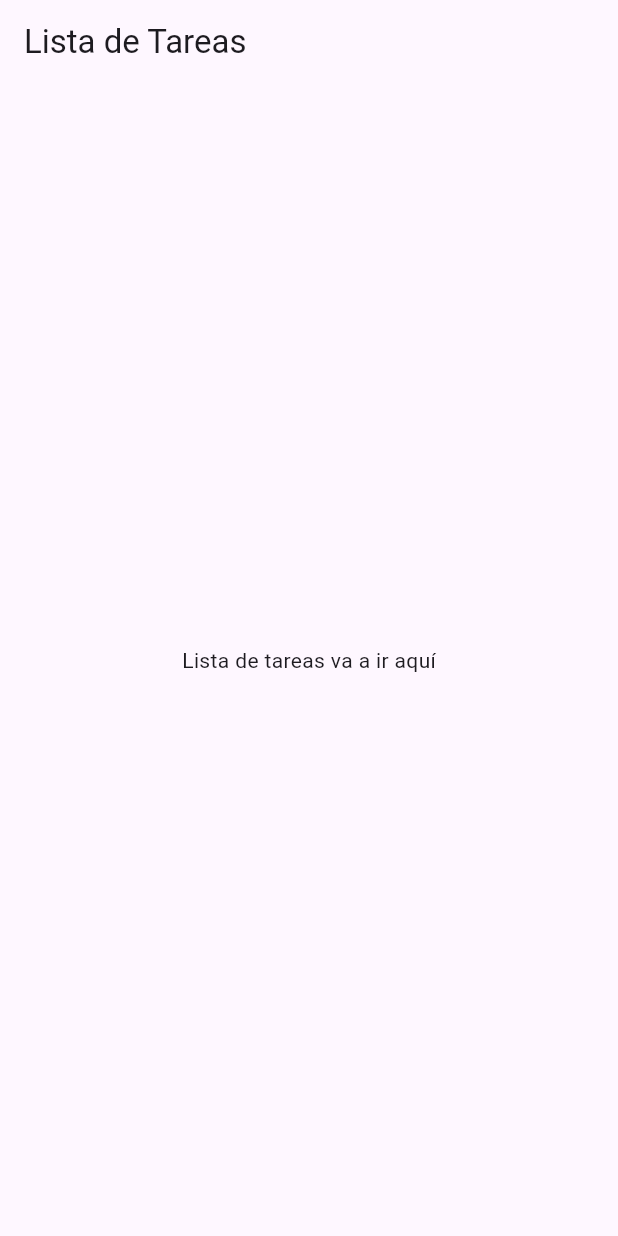
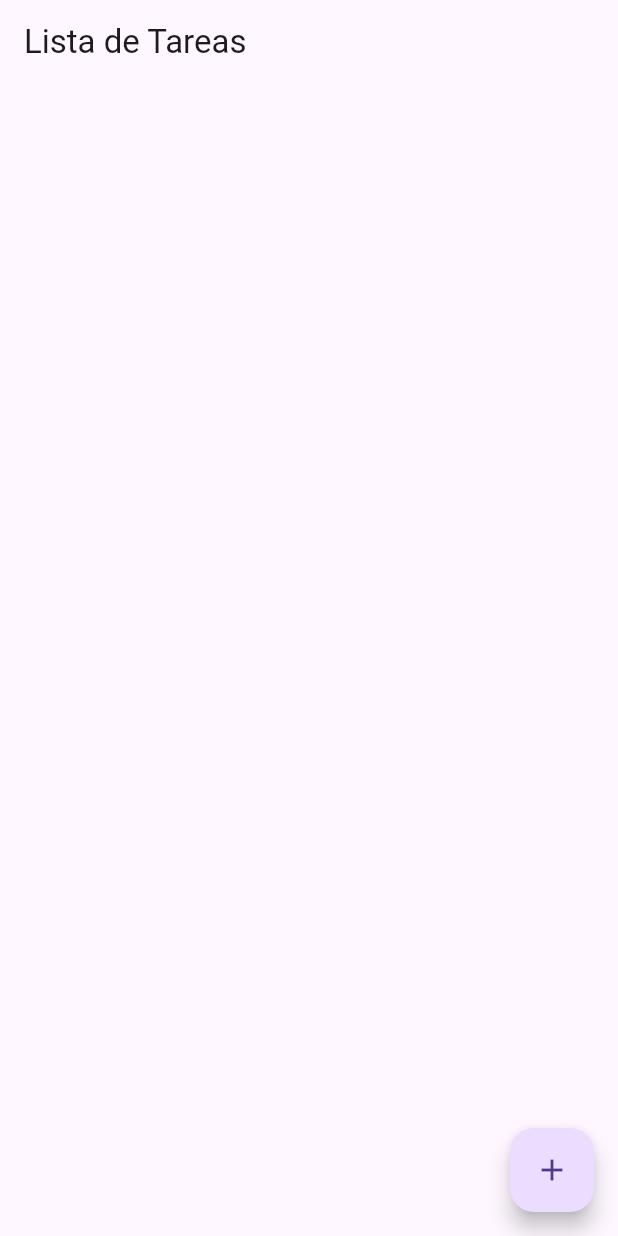
Before and after one commit to Igniz2001/to_do_list_flutter, a Flutter app: the screen it shows after launch, on a phone screen of 412 x 824 dp. Run offline on Flutter 3.47's test engine with Material 3 defaults, Android fonts, the phone set to English and light mode, and no system bars.

Commit message:
Update todo_list_screen.dart
ListView implementado

```diff
--- a/lib/screens/todo_list_screen.dart
+++ b/lib/screens/todo_list_screen.dart
@@ -1,14 +1,44 @@
 import 'package:flutter/material.dart';
+import 'package:to_do_list_flutter/models/task.dart';
+import 'package:to_do_list_flutter/widgets/task_tile.dart';
+import 'package:to_do_list_flutter/screens/add_task_screen.dart';
 
-class TodoListScreen extends StatelessWidget {
+class TodoListScreen extends StatefulWidget {
+  @override
+  _TodoListScreenState createState() => _TodoListScreenState();
+}
+
+class _TodoListScreenState extends State<TodoListScreen> {
+  List<Task> tasks = [];
+
   @override
   Widget build(BuildContext context) {
-    return Scaffold( //Scaffold como widget de la pantalla principal
-      appBar: AppBar( //AppBar con el Lista de tareas
+    return Scaffold(
+      appBar: AppBar(
         title: Text('Lista de Tareas'),
       ),
-      body: Center(
-        child: Text('Lista de tareas va a ir aquí'),
+      body: ListView.builder(
+        itemCount: tasks.length,
+        itemBuilder: (context, index) {
+          final task = tasks[index];
+          return TaskTile(task: task);
+        },
+      ),
+      floatingActionButton: FloatingActionButton(
+        onPressed: () {
+          Navigator.push(
+            context,
+            MaterialPageRoute(builder: (context) => AddTaskScreen()),
+          ).then((newTaskTitle) {
+            if (newTaskTitle != null) {
+              setState(() {
+                tasks.add(Task(name: newTaskTitle));
+              });
+            }
+          });
+        },
+        tooltip: 'Agregar Tarea',
+        child: Icon(Icons.add),
       ),
     );
   }
```
